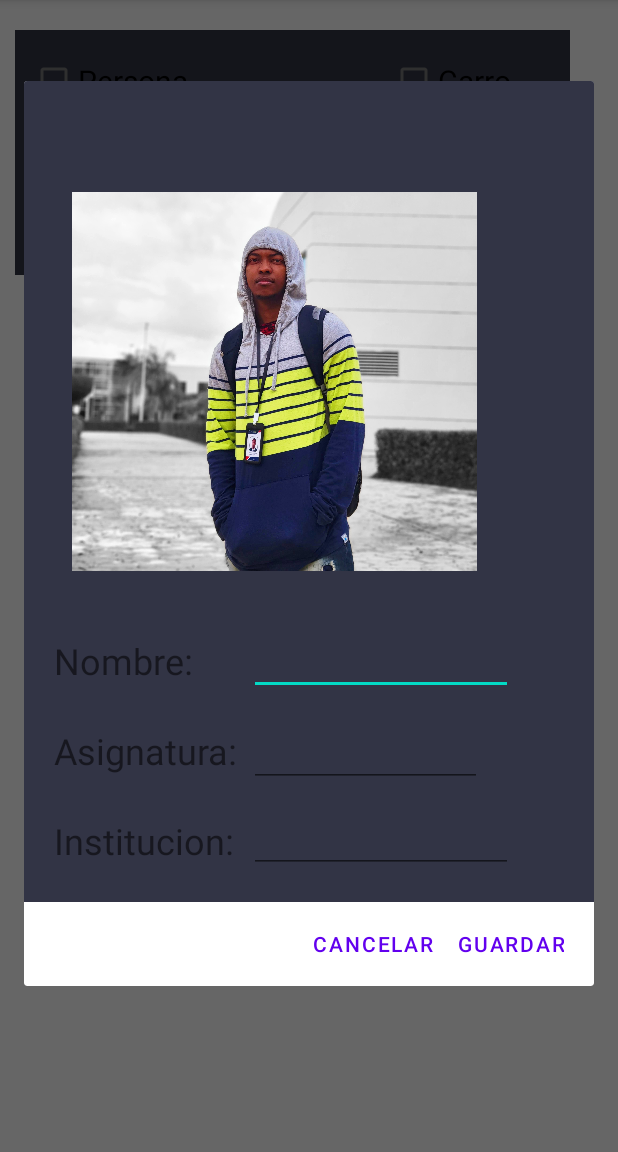
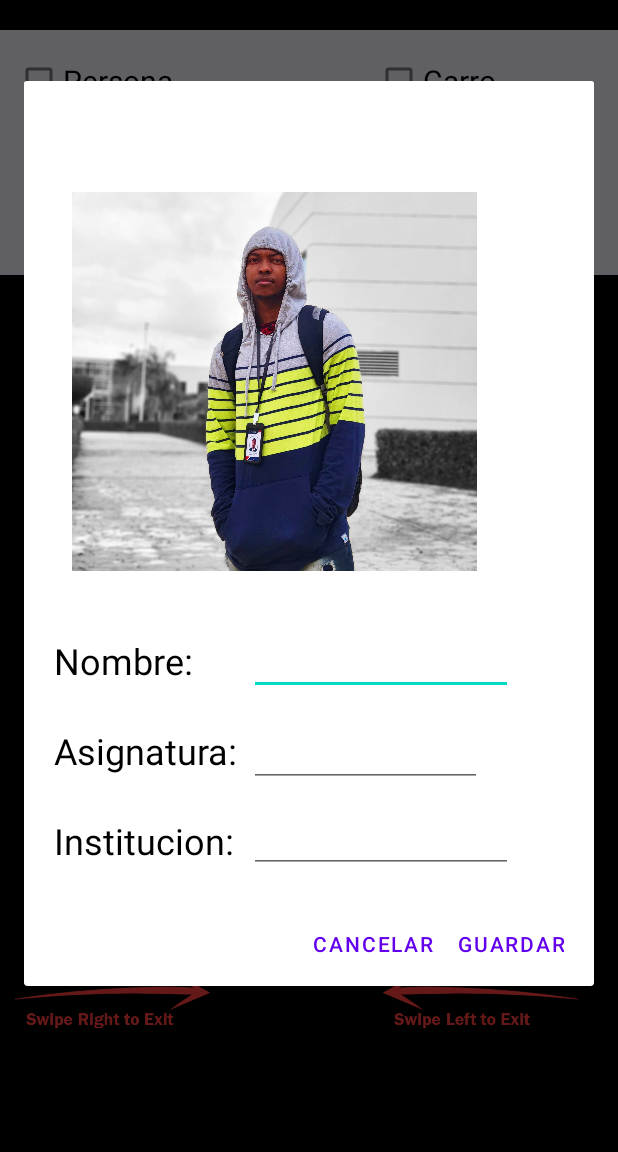
Before and after one commit to samilr/SelectorCategoriasAndroid, an Android app: the screen it shows after launch (MainActivity), after a tap on "EDITAR", on a phone screen of 412 x 824 dp, the part 84-1236 px from its top. Run offline under Robolectric (Android 15) with nearby library versions, the phone set to English and light mode, and no system bars; 1 other tap on this screen came first.

Commit message:
-Gestos agregados

```diff
--- a/app/src/main/java/com/example/tarea4/Alert.java
+++ b/app/src/main/java/com/example/tarea4/Alert.java
@@ -6,6 +6,7 @@ import android.content.DialogInterface;
 import android.os.Bundle;
 import android.view.LayoutInflater;
 import android.view.View;
+import android.widget.EditText;
 import android.widget.TextView;
 
 import androidx.annotation.NonNull;
@@ -13,6 +14,9 @@ import androidx.annotation.Nullable;
 import androidx.fragment.app.DialogFragment;
 
 public class Alert extends DialogFragment {
+    TextView txtNombre;
+    EditText txbNombre;
+
     @NonNull
     @Override
     public Dialog onCreateDialog(@Nullable Bundle savedInstanceState) {
@@ -24,13 +28,7 @@ public class Alert extends DialogFragment {
                 .setPositiveButton("Aceptar", new DialogInterface.OnClickListener() {
                     @Override
                     public void onClick(DialogInterface dialog, int id) {
-                        //Hi
-                    }
-                })
-                .setNegativeButton("Cerrar", new DialogInterface.OnClickListener() {
-                    @Override
-                    public void onClick(DialogInterface dialog, int which) {
-                        //fgfghghj gjhjgh
+                        dialog.cancel();
                     }
                 });
         return builder.create();
--- a/app/src/main/java/com/example/tarea4/AlertEdit.java
+++ b/app/src/main/java/com/example/tarea4/AlertEdit.java
@@ -16,8 +16,6 @@ import androidx.annotation.Nullable;
 import androidx.fragment.app.DialogFragment;
 
 public class AlertEdit extends DialogFragment {
-    EditText txbNombre, txbAsignatura, txbInstituto;
-    TextView txtNombre, txtAsignatura, txtInstituto;
 
     @NonNull
     @Override
@@ -25,34 +23,20 @@ public class AlertEdit extends DialogFragment {
         AlertDialog.Builder builder = new AlertDialog.Builder(getActivity());
         LayoutInflater inflater = getActivity().getLayoutInflater();
         View view = inflater.inflate(R.layout.activity_alert_edit, null);
-        //txbNombre = view.findViewById(R.id.txbNombre);
-        txbAsignatura = view.findViewById(R.id.txbAsignatura);
-        txbInstituto = view.findViewById(R.id.txbInstituto);
-
-        txtAsignatura = view.findViewById(R.id.txtAsignatura);
-        txtInstituto = view.findViewById(R.id.txtInstituto);
-
-
 
         builder.setView(view)
                 .setPositiveButton("Guardar", new DialogInterface.OnClickListener() {
                     @Override
                     public void onClick(DialogInterface dialog, int id) {
-                        txbNombre = view.findViewById(R.id.txbNombre);
-                        txtNombre.setTextColor(getResources().getColor(R.color.white));
                     }
                 })
                 .setNegativeButton("Cancelar", new DialogInterface.OnClickListener() {
                     @Override
                     public void onClick(DialogInterface dialog, int which) {
                         dialog.cancel();
-
                     }
                 });
+
         return builder.create();
     }
-
-
-
-
 }
--- a/app/src/main/res/layout/activity_alert_edit.xml
+++ b/app/src/main/res/layout/activity_alert_edit.xml
@@ -2,8 +2,8 @@
 <FrameLayout xmlns:android="http://schemas.android.com/apk/res/android"
     xmlns:app="http://schemas.android.com/apk/res-auto"
     android:layout_width="match_parent"
-    android:background="@color/fondo"
-    android:layout_height="match_parent">
+    android:layout_height="match_parent"
+    android:background="@color/design_default_color_surface">
 
     <FrameLayout
         android:layout_width="414dp"
@@ -13,8 +13,8 @@
             android:id="@+id/imageView"
             android:layout_width="270dp"
             android:layout_height="270dp"
+            android:layout_marginLeft="32dp"
             android:layout_marginTop="65dp"
-            android:layout_marginLeft="32dp"
             app:srcCompat="@drawable/yo" />
 
         <TextView
@@ -23,6 +23,7 @@
             android:layout_marginLeft="20dp"
             android:layout_marginTop="370dp"
             android:text="Nombre:"
+            android:textColor="#000000"
             android:textSize="24sp" />
 
         <EditText
@@ -31,6 +32,7 @@
             android:layout_height="wrap_content"
             android:layout_marginLeft="150dp"
             android:layout_marginTop="361dp"
+            android:textColor="#000000"
             android:textSize="20sp" />
 
         <TextView
@@ -39,6 +41,7 @@
             android:layout_marginLeft="20dp"
             android:layout_marginTop="430dp"
             android:text="Asignatura:"
+            android:textColor="#000000"
             android:textSize="24sp" />
 
         <EditText
@@ -47,6 +50,7 @@
             android:layout_height="43dp"
             android:layout_marginLeft="150dp"
             android:layout_marginTop="427dp"
+            android:textColor="#000000"
             android:textSize="20sp" />
 
         <TextView
@@ -55,6 +59,7 @@
             android:layout_marginLeft="20dp"
             android:layout_marginTop="490dp"
             android:text="Institucion:"
+            android:textColor="#000000"
             android:textSize="24sp" />
 
         <EditText
@@ -63,6 +68,8 @@
             android:layout_height="wrap_content"
             android:layout_marginLeft="150dp"
             android:layout_marginTop="480dp"
+            android:textColor="#000000"
             android:textSize="20sp" />
+
     </FrameLayout>
 </FrameLayout>
--- a/app/src/main/res/layout/activity_main.xml
+++ b/app/src/main/res/layout/activity_main.xml
@@ -1,19 +1,19 @@
 <?xml version="1.0" encoding="utf-8"?>
-<FrameLayout
-    xmlns:android="http://schemas.android.com/apk/res/android"
+<FrameLayout xmlns:android="http://schemas.android.com/apk/res/android"
+    xmlns:app="http://schemas.android.com/apk/res-auto"
     xmlns:tools="http://schemas.android.com/tools"
-    xmlns:app="http://schemas.android.com/apk/res-auto"
     android:layout_width="match_parent"
     android:layout_height="match_parent"
+    android:background="#000000"
     tools:context=".MainActivity">
 
 
     <FrameLayout
-        android:layout_width="370dp"
+        android:layout_width="match_parent"
         android:layout_height="163dp"
-        android:layout_marginLeft="10dp"
+
         android:layout_marginTop="20dp"
-        android:background="@color/fondo">
+        android:background="@color/material_dynamic_neutral_variant95">
 
         <CheckBox
             android:id="@+id/cbPersona"
@@ -21,17 +21,17 @@
             android:layout_height="wrap_content"
             android:layout_marginLeft="10dp"
             android:layout_marginTop="10dp"
-            android:textSize="20dp"
-            android:text="Persona" />
+            android:text="Persona"
+            android:textSize="20dp" />
 
         <CheckBox
             android:id="@+id/cbCarro"
             android:layout_width="wrap_content"
             android:layout_height="wrap_content"
+            android:layout_marginLeft="250dp"
             android:layout_marginTop="10dp"
-            android:layout_marginLeft="250dp"
-            android:textSize="20dp"
-            android:text="Carro" />
+            android:text="Carro"
+            android:textSize="20dp" />
 
         <CheckBox
             android:id="@+id/cbCalle"
@@ -39,25 +39,27 @@
             android:layout_height="wrap_content"
             android:layout_marginLeft="10dp"
             android:layout_marginTop="100dp"
-            android:textSize="20dp"
-            android:text="Calle" />
+            android:text="Calle"
+            android:textSize="20dp" />
 
         <CheckBox
             android:id="@+id/cbMusica"
             android:layout_width="wrap_content"
             android:layout_height="wrap_content"
-            android:layout_marginLeft="250dp"
+              android:layout_marginLeft="250dp"
             android:layout_marginTop="100dp"
-            android:textSize="20dp"
-            android:text="Musica" />
+            android:text="Musica"
+            android:textSize="20dp" />
     </FrameLayout>
 
     <Button
         android:id="@+id/btnMostrarImg"
         android:layout_width="200dp"
         android:layout_height="35dp"
-        android:layout_marginLeft="100dp"
+        android:layout_marginLeft="90dp"
         android:layout_marginTop="200dp"
+        android:background="#FB1010"
+        android:backgroundTint="#B61818"
         android:onClick="isChecked"
         android:text="Mostrar Imagen" />
 
@@ -72,19 +74,35 @@
     <Button
         android:id="@+id/btnEditar"
         android:layout_width="100dp"
-        android:layout_height="35dp"
-        android:text="Editar"
+        android:layout_height="wrap_content"
+        android:layout_marginLeft="65dp"
+        android:layout_marginTop="550dp"
         android:onClick="alertDialogEdit"
-        android:layout_marginTop="600dp"
-        android:layout_marginLeft="70dp"/>
+        android:text="Editar" />
 
     <Button
         android:id="@+id/btnVerInfo"
         android:layout_width="120dp"
-        android:layout_height="35dp"
-        android:text="Ver Info"
+        android:layout_height="wrap_content"
+        android:layout_marginLeft="215dp"
+        android:layout_marginTop="550dp"
+        android:onClick="alertDialog"
+        android:text="Ver Info" />
+
+    <ImageView
+        android:id="@+id/imageView2"
+        android:layout_width="370dp"
+        android:layout_height="147dp"
         android:layout_marginTop="600dp"
-        android:layout_marginLeft="220dp"
-        android:onClick="alertDialog"/>
+        android:layout_marginLeft="140dp"
+        app:srcCompat="@drawable/left" />
+
+    <ImageView
+        android:id="@+id/imageView3"
+        android:layout_width="370dp"
+        android:layout_height="147dp"
+        android:layout_marginLeft="-110dp"
+        android:layout_marginTop="600dp"
+        app:srcCompat="@drawable/right" />
 
 </FrameLayout>
```
Also changed, not shown: app/src/main/java/com/example/tarea4/MainActivity.java (+77 -3 lines), app/src/main/res/layout/activity_alert.xml (+28 -16 lines), app/src/main/res/drawable/left.png (added), app/src/main/res/drawable/right.png (added).
